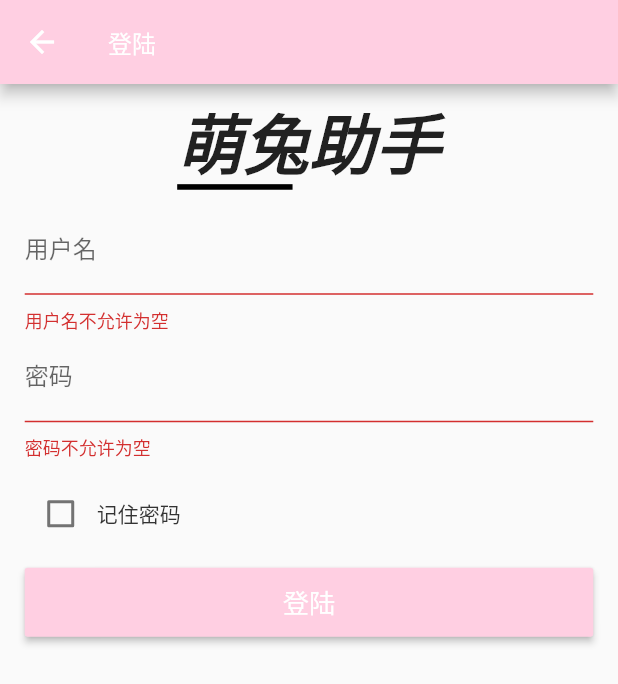
After one commit to push-over/flutter_moecony, a Flutter app: the screen it shows after launch, item 5 of the bottom bar chosen, after a tap on "登陆页面", on a phone screen of 412 x 824 dp. The commit adds this screen. Shown: the top 684 px of the screen. Run offline on Flutter 3.47's test engine with Material 2 defaults, Android fonts, the phone set to English and light mode, and no system bars; our stand-ins replace cached_network_image, flutter_redux, flutter_screenutil, flutter_spinkit, redux, shared_preferences; network calls fail.

Commit message:
login layout

```diff
--- a/lib/pages/bottom_navigarion_bar.dart
+++ b/lib/pages/bottom_navigarion_bar.dart
@@ -8,6 +8,8 @@ import 'package:flutter_moecony/pages/social_page.dart';
 import 'package:flutter_moecony/pages/backpack_page.dart';
 import 'package:flutter_moecony/pages/rabbit_page.dart';
 import 'package:flutter_moecony/common/style/style.dart';
+
+import 'package:flutter_moecony/pages/test_page.dart';
 
 class MTBottomNavigationBar extends StatefulWidget {
   MTBottomNavigationBar({Key key}) : super(key: key);
@@ -41,6 +43,10 @@ class _MTBottomNavigationBarState extends State<MTBottomNavigationBar> {
       {
         'title': '兔兔坊',
         'icon': MTIcons.RABBIT,
+      },
+      {
+        'title': '测试',
+        'icon': MTIcons.RABBIT,
       }
     ];
 
@@ -49,6 +55,7 @@ class _MTBottomNavigationBarState extends State<MTBottomNavigationBar> {
       SocialPage(),
       BackpackPage(),
       RabbitPage(),
+      TestPage(),
     ];
 
     _pageController = PageController(initialPage: 0);
--- /dev/null
+++ b/lib/pages/login_page.dart
@@ -0,0 +1,213 @@
+import 'package:flutter/material.dart';
+import 'package:redux/redux.dart';
+import 'package:flutter_redux/flutter_redux.dart';
+
+import 'package:flutter_moecony/common/redux/state.dart';
+import 'package:flutter_moecony/common/style/style.dart';
+import 'package:flutter_moecony/common/utils/screenutil_utils.dart';
+
+import 'package:flutter_moecony/widget/flex_button.dart';
+import 'package:flutter_moecony/widget/spinkit.dart';
+
+class LoginPage extends StatefulWidget {
+  @override
+  _LoginPageState createState() => _LoginPageState();
+}
+
+class _LoginPageState extends State<LoginPage> {
+  GlobalKey<FormState> _formKey;
+  bool _isLoading, _isCheck;
+  String _account, _password;
+
+  @override
+  void initState() {
+    super.initState();
+    _formKey = GlobalKey<FormState>();
+    _isCheck = false;
+    _isLoading = false;
+  }
+
+  void _handleSubmit() {
+    var _form = _formKey.currentState;
+    if (_form.validate()) {
+      _isLoading = true;
+      _form.save();
+
+      print(_account + '======' + _password);
+
+      Future.delayed(Duration(seconds: 3), () {
+        if (mounted) {
+          setState(() {
+            _isLoading = false;
+          });
+        }
+      });
+    }
+  }
+
+  @override
+  Widget build(BuildContext context) {
+    return StoreBuilder<MTState>(
+      builder: (BuildContext context, Store store) {
+        List<Widget> childrens = [];
+        final _mainConatiner = Container(
+          child: Column(
+            children: <Widget>[
+              _buildMtLogo(),
+              _buildForm(),
+              _buildRememberPassword(),
+              _buildLoginButton(context, store),
+            ],
+          ),
+        );
+        childrens.add(_mainConatiner);
+        if (_isLoading) {
+          childrens.add(_buildLoadding());
+        }
+        return Scaffold(
+          appBar: MTConstant.APPBAR(
+            Text(
+              '登陆',
+              style: MTConstant.MIDDLE_WHITE_TEXT,
+            ),
+          ),
+          body: SingleChildScrollView(
+            child: Stack(
+              children: childrens,
+            ),
+          ),
+        );
+      },
+    );
+  }
+
+  Widget _buildMtLogo() {
+    return _buildCommon(
+      Stack(
+        children: <Widget>[
+          Text(
+            '萌兔助手',
+            style: TextStyle(
+              fontSize: S.sp(80),
+              fontWeight: FontWeight.bold,
+              fontStyle: FontStyle.italic,
+            ),
+          ),
+          Positioned(
+            bottom: 0,
+            left: 0,
+            child: Container(
+              color: Colors.black,
+              width: S.w(140),
+              height: S.h(6),
+            ),
+          ),
+        ],
+      ),
+    );
+  }
+
+  Widget _buildForm() {
+    return _buildCommon(
+      Form(
+        autovalidate: true,
+        key: _formKey,
+        child: Column(
+          children: <Widget>[
+            TextFormField(
+              decoration: new InputDecoration(
+                labelText: '用户名',
+              ),
+              validator: (val) {
+                return val.length < 1 ? '用户名不允许为空' : null;
+              },
+              onSaved: (val) {
+                if (mounted) {
+                  setState(() {
+                    _account = val;
+                  });
+                }
+              },
+            ),
+            TextFormField(
+              decoration: new InputDecoration(
+                labelText: '密码',
+              ),
+              obscureText: true,
+              validator: (val) {
+                return val.length < 1 ? '密码不允许为空' : null;
+              },
+              onSaved: (val) {
+                if (mounted) {
+                  setState(() {
+                    _password = val;
+                  });
+                }
+              },
+            ),
+          ],
+        ),
+      ),
+    );
+  }
+
+  Widget _buildRememberPassword() {
+    return _buildCommon(
+      Row(
+        children: <Widget>[
+          Checkbox(
+            value: _isCheck,
+            onChanged: (check) {
+              if (mounted)
+                setState(() {
+                  _isCheck = check;
+                });
+            },
+          ),
+          Text(
+            '记住密码',
+            style: MTConstant.SMALL_DEFAULT_TEXT,
+          ),
+        ],
+      ),
+    );
+  }
+
+  Widget _buildLoginButton(BuildContext context, Store store) {
+    return _buildCommon(
+      MTFlexButton(
+        text: '登陆',
+        color: store.state.themeData.primaryColor,
+        textColor: Color(MTColors.LIGHT),
+        fontSize: S.sp(32),
+        onPress: () => _handleSubmit(),
+      ),
+    );
+  }
+
+  Widget _buildCommon(Widget widget) {
+    return Padding(
+      padding: EdgeInsets.symmetric(
+        horizontal: S.w(30),
+        vertical: S.w(10),
+      ),
+      child: widget,
+    );
+  }
+
+  Widget _buildLoadding() {
+    return Container(
+      constraints: BoxConstraints(
+        minWidth: MediaQuery.of(context).size.width,
+        minHeight: MediaQuery.of(context).size.height,
+      ),
+      color: Colors.black12,
+      child: Center(
+        child: Opacity(
+          opacity: 0.9,
+          child: MTSpinKit(),
+        ),
+      ),
+    );
+  }
+}
--- /dev/null
+++ b/lib/pages/test_page.dart
@@ -0,0 +1,24 @@
+import 'package:flutter/material.dart';
+
+import 'package:flutter_moecony/pages/login_page.dart';
+import 'package:flutter_moecony/common/utils/navigator_utils.dart';
+
+class TestPage extends StatelessWidget {
+  @override
+  Widget build(BuildContext context) {
+    return ListView(
+      children: <Widget>[
+        Container(
+          color: Colors.black12,
+          child: ListTile(
+            title: Text('登陆页面'),
+            onTap: () => NavigatorUtils.NavigatorRouter(
+              context,
+              LoginPage(),
+            ),
+          ),
+        ),
+      ],
+    );
+  }
+}
--- /dev/null
+++ b/lib/widget/flex_button.dart
@@ -0,0 +1,54 @@
+import 'package:flutter/material.dart';
+
+class MTFlexButton extends StatelessWidget {
+  final String text;
+  final Color color;
+  final Color textColor;
+  final VoidCallback onPress;
+  final double fontSize;
+  final int maxLines;
+  final MainAxisAlignment mainAxisAlignment;
+
+  MTFlexButton(
+      {Key key,
+      this.text,
+      this.color,
+      this.textColor,
+      this.onPress,
+      this.fontSize = 20.0,
+      this.mainAxisAlignment = MainAxisAlignment.center,
+      this.maxLines = 1})
+      : super(key: key);
+
+  @override
+  Widget build(BuildContext context) {
+    return new RaisedButton(
+      padding: new EdgeInsets.only(
+        left: 20.0,
+        top: 10.0,
+        right: 20.0,
+        bottom: 10.0,
+      ),
+      textColor: textColor,
+      color: color,
+      child: new Flex(
+        mainAxisAlignment: mainAxisAlignment,
+        direction: Axis.horizontal,
+        children: <Widget>[
+          new Expanded(
+            child: new Text(
+              text,
+              style: new TextStyle(fontSize: fontSize),
+              textAlign: TextAlign.center,
+              maxLines: maxLines,
+              overflow: TextOverflow.ellipsis,
+            ),
+          )
+        ],
+      ),
+      onPressed: () {
+        this.onPress?.call();
+      },
+    );
+  }
+}
--- a/pubspec.yaml
+++ b/pubspec.yaml
@@ -28,6 +28,8 @@ dependencies:
   flutter_screenutil: ^0.5.3
   shared_preferences: ^0.5.3+4
   cached_network_image: ^1.1.1
+  flutter_spinkit: ^3.1.0
+  fluttertoast: ^3.1.0
 
 dev_dependencies:
   flutter_test:
```
Also changed, not shown: lib/common/utils/common_utils.dart (added, +54 -0 lines), lib/common/utils/navigator_utils.dart (+31 -0 lines), lib/widget/spinkit.dart (added, +22 -0 lines), lib/widget/text_field.dart (+15 -2 lines), pubspec.lock, 1 other file.
